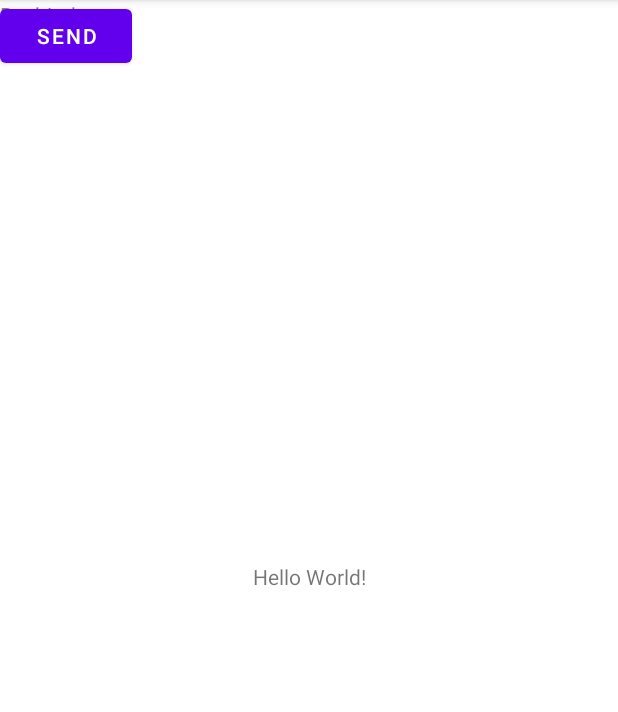
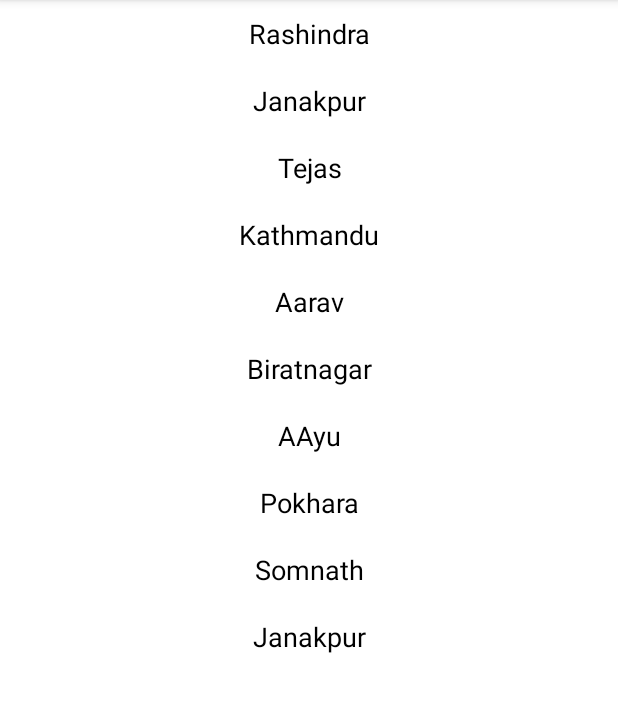
Before and after one commit to yadavrashindra5/MyApplication, an Android app: the screen it shows after launch (MainActivity before the commit, RecyclerViewActivity after it), on a phone screen of 412 x 824 dp, the part 84-796 px from its top. Run offline under Robolectric (Android 15) with nearby library versions, the phone set to English and light mode, and no system bars.

Commit message:
creating recyclerview acitvity and show them in recyclerview

```diff
--- a/app/src/main/AndroidManifest.xml
+++ b/app/src/main/AndroidManifest.xml
@@ -10,13 +10,20 @@
         android:supportsRtl="true"
         android:theme="@style/Theme.Application">
         <activity
-            android:name=".MainActivity"
+            android:name=".Modal.RecyclerViewActivity"
             android:exported="true">
+
             <intent-filter>
                 <action android:name="android.intent.action.MAIN" />
 
                 <category android:name="android.intent.category.LAUNCHER" />
             </intent-filter>
+
+        </activity>
+        <activity
+            android:name=".MainActivity"
+            android:exported="true">
+
         </activity>
     </application>
 
--- /dev/null
+++ b/app/src/main/java/com/example/application/Modal/RecyclerViewActivity.java
@@ -0,0 +1,46 @@
+package com.example.application.Modal;
+
+import androidx.appcompat.app.AppCompatActivity;
+import androidx.recyclerview.widget.LinearLayoutManager;
+import androidx.recyclerview.widget.RecyclerView;
+
+import android.os.Bundle;
+
+import com.example.application.MyAdapter.Adapter;
+import com.example.application.R;
+
+import java.util.ArrayList;
+
+public class RecyclerViewActivity extends AppCompatActivity {
+
+    ArrayList<UserModal>arrayList;
+
+    Adapter adapter;
+
+    RecyclerView recyclerView;
+
+
+    @Override
+    protected void onCreate(Bundle savedInstanceState) {
+        super.onCreate(savedInstanceState);
+        setContentView(R.layout.activity_recycler_view);
+
+        arrayList=new ArrayList<>();
+        arrayList.add(new UserModal("Rashindra","Janakpur"));
+        arrayList.add(new UserModal("Tejas","Kathmandu"));
+        arrayList.add(new UserModal("Aarav","Biratnagar"));
+        arrayList.add(new UserModal("AAyu","Pokhara"));
+        arrayList.add(new UserModal("Somnath","Janakpur"));
+
+
+        adapter=new Adapter(getApplicationContext(),arrayList);
+
+
+        recyclerView=findViewById(R.id.recyclerview);
+
+        recyclerView.setLayoutManager(new LinearLayoutManager(this));
+
+        recyclerView.setAdapter(adapter);
+
+    }
+}
--- /dev/null
+++ b/app/src/main/java/com/example/application/Modal/UserModal.java
@@ -0,0 +1,30 @@
+package com.example.application.Modal;
+
+public class UserModal {
+    private String name;
+    private String address;
+
+    public UserModal() {
+    }
+
+    public UserModal(String name, String address) {
+        this.name = name;
+        this.address = address;
+    }
+
+    public String getName() {
+        return name;
+    }
+
+    public void setName(String name) {
+        this.name = name;
+    }
+
+    public String getAddress() {
+        return address;
+    }
+
+    public void setAddress(String address) {
+        this.address = address;
+    }
+}
--- /dev/null
+++ b/app/src/main/java/com/example/application/MyAdapter/Adapter.java
@@ -0,0 +1,70 @@
+package com.example.application.MyAdapter;
+
+import android.annotation.SuppressLint;
+import android.content.Context;
+import android.text.Layout;
+import android.view.LayoutInflater;
+import android.view.View;
+import android.view.ViewGroup;
+import android.widget.LinearLayout;
+import android.widget.TextView;
+
+import androidx.annotation.NonNull;
+import androidx.recyclerview.widget.RecyclerView;
+
+import com.example.application.Modal.UserModal;
+import com.example.application.R;
+
+import java.util.ArrayList;
+
+public class Adapter extends RecyclerView.Adapter<Adapter.AdapterViewHolder>{
+
+    private Context context;
+    private ArrayList<UserModal>userModals;
+
+    public Adapter() {
+    }
+
+    /*
+    * This constructor take two parameter context and usermodals .userModals for store all data
+    * @Param context
+    * @Param userModals
+    * */
+
+    public Adapter(Context context, ArrayList<UserModal> userModals) {
+        this.context = context;
+        this.userModals = userModals;
+    }
+
+    @NonNull
+    @Override
+    public AdapterViewHolder onCreateViewHolder(@NonNull ViewGroup parent, int viewType) {
+
+        View view=LayoutInflater.from(context).inflate(R.layout.list_item,parent,false);
+        return new AdapterViewHolder(view);
+    }
+
+    @SuppressLint("ResourceAsColor")
+    @Override
+    public void onBindViewHolder(@NonNull AdapterViewHolder holder, int position) {
+        holder.name.setText(userModals.get(position).getName());
+        holder.address.setText(userModals.get(position).getAddress());
+    }
+
+    @Override
+    public int getItemCount() {
+        return userModals.size();
+    }
+
+    public class AdapterViewHolder extends RecyclerView.ViewHolder {
+
+        private TextView name,address;
+
+        public AdapterViewHolder(@NonNull View itemView) {
+            super(itemView);
+
+            name=itemView.findViewById(R.id.name_text_view);
+            address=itemView.findViewById(R.id.address_text_view);
+        }
+    }
+}
--- /dev/null
+++ b/app/src/main/res/layout/activity_recycler_view.xml
@@ -0,0 +1,12 @@
+<?xml version="1.0" encoding="utf-8"?>
+<androidx.recyclerview.widget.RecyclerView xmlns:android="http://schemas.android.com/apk/res/android"
+    xmlns:app="http://schemas.android.com/apk/res-auto"
+    xmlns:tools="http://schemas.android.com/tools"
+    android:layout_width="match_parent"
+    android:layout_height="match_parent"
+    tools:context=".Modal.RecyclerViewActivity"
+    android:id="@+id/recyclerview"
+    >
+
+
+</androidx.recyclerview.widget.RecyclerView>
--- /dev/null
+++ b/app/src/main/res/layout/list_item.xml
@@ -0,0 +1,24 @@
+<?xml version="1.0" encoding="utf-8"?>
+<LinearLayout
+    xmlns:android="http://schemas.android.com/apk/res/android"
+    xmlns:tools="http://schemas.android.com/tools"
+    android:layout_width="match_parent"
+    android:layout_height="wrap_content"
+    android:orientation="vertical"
+    android:id="@+id/linearlayout"
+    >
+
+    <TextView
+       style="@style/theme_button"
+        tools:text="Rashindra"
+        android:id="@+id/name_text_view"
+        />
+    <TextView
+        style="@style/theme_button"
+        tools:text="Rashindra"
+        android:id="@+id/address_text_view"
+        android:gravity="center"
+        />
+
+
+</LinearLayout>
--- a/app/src/main/res/values/strings.xml
+++ b/app/src/main/res/values/strings.xml
@@ -1,3 +1,5 @@
 <resources>
     <string name="app_name">Application</string>
+    <string name="name">Rashindra</string>
+    <string name="janakpur">Janakpur</string>
 </resources>
--- /dev/null
+++ b/app/src/main/res/values/style.xml
@@ -0,0 +1,14 @@
+<?xml version="1.0" encoding="utf-8"?>
+<resources xmlns:tools="http://schemas.android.com/tools">
+
+   <style name="theme_button">
+
+       <item name="android:layout_height">wrap_content</item>
+       <item name="android:layout_width">match_parent</item>
+       <item name="fontFamily">sans-serif-medium</item>
+       <item name="android:textColor">@color/black</item>
+       <item name="android:padding">10dp</item>
+       <item name="android:textAppearance">@style/TextAppearance.AppCompat.Medium</item>
+       <item name="android:gravity">center</item>
+   </style>
+</resources>
```
